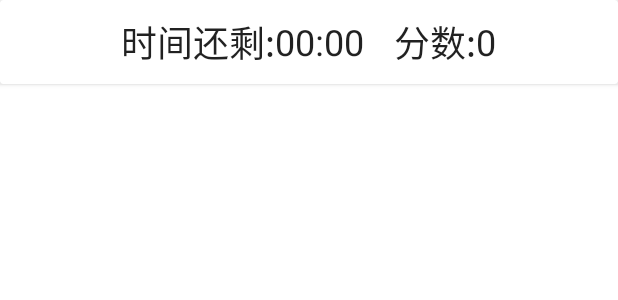
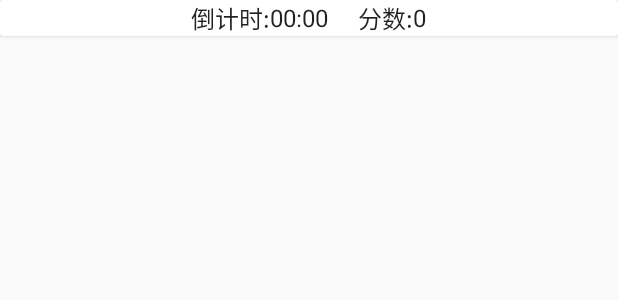
Before and after one commit to Asheone12/HappyMatch, an Android app: the layout activity_game.xml on its own in the app's theme, with its tools: preview values and no code run, on a phone screen of 412 x 824 dp. Shown: the top 300 px of the screen. Run offline under Robolectric (Android 15) with nearby library versions, the phone set to English and light mode, and no system bars.

Commit message:
去掉标题栏，游戏界面缩小

```diff
--- a/app/src/main/java/com/muen/happymatch/utils/Constant.java
+++ b/app/src/main/java/com/muen/happymatch/utils/Constant.java
@@ -10,7 +10,7 @@ public interface Constant {
     /**
      * 每个游戏项有多宽
      */
-    int GAME_ITEM_WIDTH = 50;
+    int GAME_ITEM_WIDTH = 40;
 
     /**
      * 游戏项的种类有多少种
--- a/app/src/main/res/layout/activity_game.xml
+++ b/app/src/main/res/layout/activity_game.xml
@@ -12,7 +12,9 @@
     <androidx.cardview.widget.CardView
         android:id="@+id/cv_time_score"
         android:layout_width="match_parent"
-        android:layout_height="?android:actionBarSize">
+        android:layout_height="wrap_content"
+        app:layout_constraintStart_toStartOf="parent"
+        app:layout_constraintTop_toTopOf="parent">
 
         <RelativeLayout
             android:layout_width="match_parent"
@@ -25,7 +27,8 @@
                 android:layout_width="wrap_content"
                 android:layout_height="wrap_content"
                 android:layout_centerVertical="true"
-                android:text="@string/time_title" />
+                android:text="@string/time_title"
+                android:textSize="16dp"/>
 
             <TextView
                 android:id="@+id/tv_time_number"
@@ -35,7 +38,8 @@
                 android:layout_centerVertical="true"
                 android:layout_marginEnd="10dp"
                 android:layout_toEndOf="@id/tv_time_title"
-                android:text="@string/time_number" />
+                android:text="@string/time_number"
+                android:textSize="16dp"/>
 
             <TextView
                 android:id="@+id/tv_score_title"
@@ -45,7 +49,8 @@
                 android:layout_centerVertical="true"
                 android:layout_marginStart="10dp"
                 android:layout_toEndOf="@id/tv_time_number"
-                android:text="@string/score_title" />
+                android:text="@string/score_title"
+                android:textSize="16dp"/>
 
             <TextView
                 android:id="@+id/tv_score_number"
@@ -54,7 +59,8 @@
                 android:layout_height="wrap_content"
                 android:layout_centerVertical="true"
                 android:layout_toEndOf="@id/tv_score_title"
-                android:text="@string/score_number" />
+                android:text="@string/score_number"
+                android:textSize="16dp"/>
 
 
         </RelativeLayout>
--- a/app/src/main/res/values/strings.xml
+++ b/app/src/main/res/values/strings.xml
@@ -1,7 +1,7 @@
 <resources>
     <string name="app_name">消消乐</string>
     <string name="game_title">消消乐</string>
-    <string name="time_title">时间还剩: </string>
+    <string name="time_title">倒计时: </string>
     <string name="time_number">00:00</string>
     <string name="score_title">分数: </string>
     <string name="score_number">0</string>
--- a/app/src/main/res/values/themes.xml
+++ b/app/src/main/res/values/themes.xml
@@ -1,6 +1,6 @@
 <resources xmlns:tools="http://schemas.android.com/tools">
     <!-- Base application theme. -->
-    <style name="Theme.HappyMatch" parent="Theme.MaterialComponents.DayNight.DarkActionBar">
+    <style name="Theme.HappyMatch" parent="Theme.AppCompat.Light.NoActionBar">
         <!-- Primary brand color. -->
         <item name="colorPrimary">@color/purple_500</item>
         <item name="colorPrimaryVariant">@color/purple_700</item>
```
